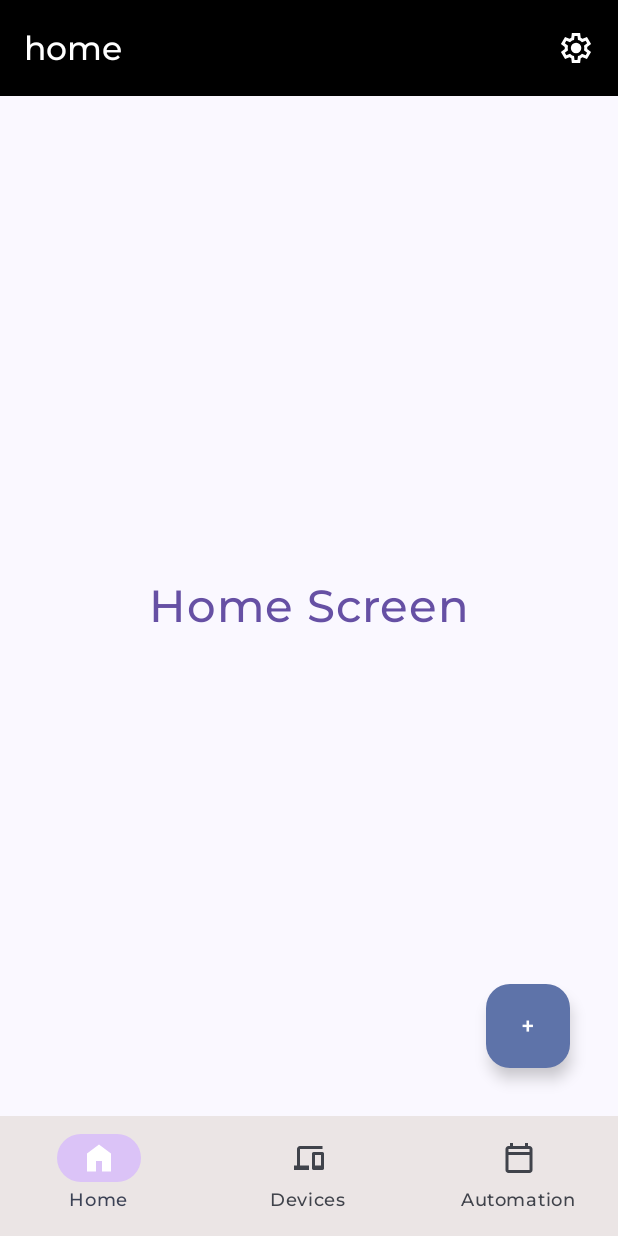
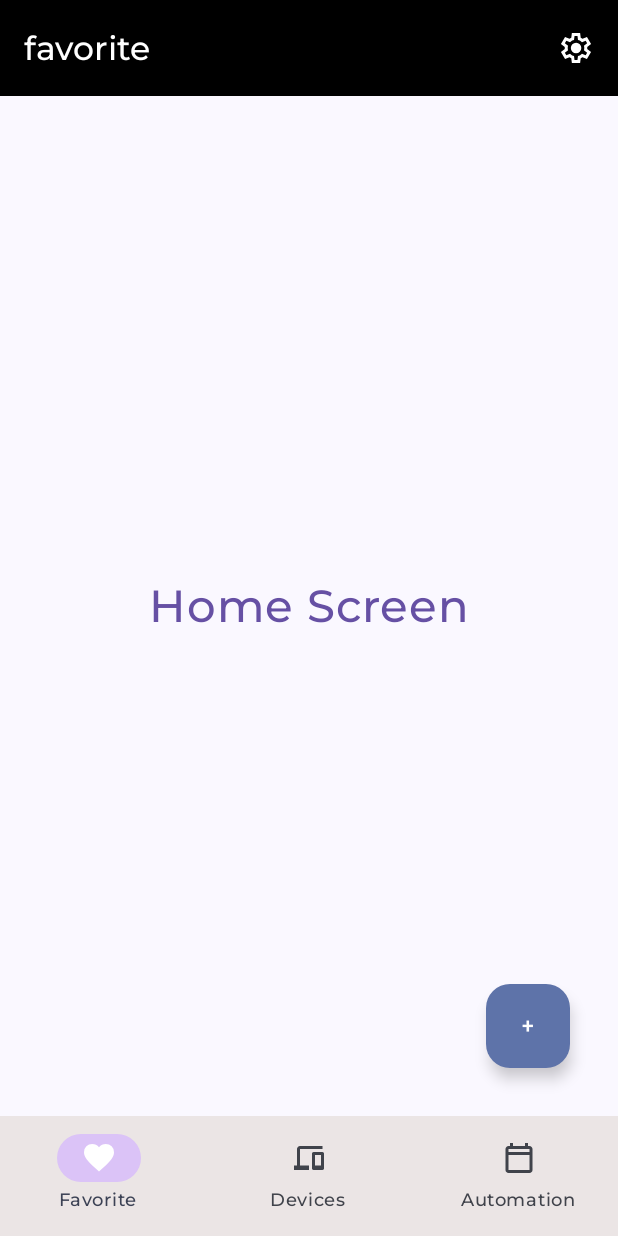
Before and after one commit to TomxBC/APP-HCI, an Android app built with Jetpack Compose: the screen it shows after launch (MainActivity), on a phone screen of 412 x 824 dp. Run offline under Robolectric (Android 15) with nearby library versions, the phone set to English and light mode, and no system bars.

Commit message:
Updated navbar and implemented tablet button

```diff
--- a/app/src/main/java/com/example/turnsmart_hci/MainScreen.kt
+++ b/app/src/main/java/com/example/turnsmart_hci/MainScreen.kt
@@ -17,7 +17,7 @@ import androidx.navigation.compose.rememberNavController
 import com.example.turnsmart_hci.navBars.TurnSmartBottomNavigationBar
 import com.example.turnsmart_hci.screens.AutomationScreen
 import com.example.turnsmart_hci.data.ui.devices.DevicesScreen
-import com.example.turnsmart_hci.screens.HomeScreen
+import com.example.turnsmart_hci.screens.FavoriteScreen
 import com.example.turnsmart_hci.screens.SettingsScreen
 import com.example.turnsmart_hci.navBars.TurnSmartToolbar
 import com.example.turnsmart_hci.screens.Screens
@@ -32,7 +32,7 @@ fun MainScreen(
     viewModel: NotificationViewModel
 ) {
     val navController = rememberNavController()
-    val currentScreenTitle = remember { mutableStateOf(Screens.Home.route) }
+    val currentScreenTitle = remember { mutableStateOf(Screens.Favorite.route) }
     val context = LocalContext.current
 
     TurnSmartTheme {
@@ -73,11 +73,11 @@ fun MainScreen(
 fun MainNavHost(navController: NavHostController, modifier: Modifier = Modifier) {
     NavHost(
         navController = navController,
-        startDestination = Screens.Home.route,
+        startDestination = Screens.Favorite.route,
         modifier = modifier
     ) {
-        composable(Screens.Home.route) {
-            HomeScreen()
+        composable(Screens.Favorite.route) {
+            FavoriteScreen()
         }
         composable(Screens.Devices.route) {
             DevicesScreen()
--- a/app/src/main/java/com/example/turnsmart_hci/navBars/BottomAppBar.kt
+++ b/app/src/main/java/com/example/turnsmart_hci/navBars/BottomAppBar.kt
@@ -22,7 +22,7 @@ import com.example.turnsmart_hci.ui.theme.montserratFontFamily
 
 @Composable
 fun TurnSmartBottomNavigationBar(navController: NavHostController, modifier: Modifier = Modifier, onTitleChange: (String) -> Unit) {
-    val selected = remember { mutableStateOf(Screens.Home.route) }
+    val selected = remember { mutableStateOf(Screens.Favorite.route) }
 
     NavigationBar(
         modifier = modifier,
@@ -33,28 +33,28 @@ fun TurnSmartBottomNavigationBar(navController: NavHostController, modifier: Mod
             icon = {
                 Icon(
                     painterResource(
-                        if (selected.value == Screens.Home.route) R.drawable.home_fill else R.drawable.home
+                        if (selected.value == Screens.Favorite.route) R.drawable.favorite_fill else R.drawable.favorite
                     ),
-                    contentDescription = stringResource(id = R.string.home_label)
+                    contentDescription = stringResource(id = R.string.favorite_label)
                 )
             },
             label = {
-                Text(stringResource(R.string.home_label), fontFamily = montserratFontFamily, fontWeight = FontWeight.Medium)
+                Text(stringResource(R.string.favorite_label), fontFamily = montserratFontFamily, fontWeight = FontWeight.Medium)
             },
-            selected = selected.value == Screens.Home.route,
+            selected = selected.value == Screens.Favorite.route,
             colors = NavigationBarItemDefaults.colors(
                 indicatorColor = TurnSmartTheme.colors.onTertiary
             ),
             onClick = {
-                selected.value = Screens.Home.route
-                navController.navigate(Screens.Home.route) {
+                selected.value = Screens.Favorite.route
+                navController.navigate(Screens.Favorite.route) {
                     popUpTo(navController.graph.startDestinationId) {
                         saveState = true
                     }
                     launchSingleTop = true
                     restoreState = true
                 }
-                onTitleChange(Screens.Home.title)
+                onTitleChange(Screens.Favorite.title)
             }
         )
         NavigationBarItem(
--- a/app/src/main/java/com/example/turnsmart_hci/screens/HomeScreen.kt
+++ b/app/src/main/java/com/example/turnsmart_hci/screens/HomeScreen.kt
@@ -17,7 +17,7 @@ import com.example.turnsmart_hci.ui.theme.montserratFontFamily
 
 
 @Composable
-fun HomeScreen() {
+fun FavoriteScreen() {
     TurnSmartTheme {
         Box(modifier = Modifier.fillMaxSize()) {
             Column(
--- a/app/src/main/java/com/example/turnsmart_hci/screens/Screens.kt
+++ b/app/src/main/java/com/example/turnsmart_hci/screens/Screens.kt
@@ -2,7 +2,7 @@ package com.example.turnsmart_hci.screens
 
 // Is the nav_graph
 sealed class Screens(val route: String, val title: String) {
-    object Home : Screens("home", "Home")
+    object Favorite : Screens("favorite", "Favorite")
     object Devices : Screens("devices", "Devices")
     object Automation : Screens("automations", "Automation")
     object Settings : Screens("settings", "Settings")
--- a/app/src/main/res/values/strings.xml
+++ b/app/src/main/res/values/strings.xml
@@ -1,7 +1,7 @@
 <resources>
     <string name="app_name" translatable="false">TurnSmart</string>
     <string name="action_settings" translatable="false">Settings</string>
-    <string name="home_label">Home</string>
+    <string name="favorite_label">Favorite</string>
     <string name="automation_label">Automation</string>
     <string name="devices_label">Devices</string>
     <string name="settings_label">Settings</string>
```
Also changed, not shown: app/src/main/java/com/example/turnsmart_hci/tabletVersion/TabletDeviceButton.kt (added, +127 -0 lines), app/src/main/java/com/example/turnsmart_hci/tabletVersion/TabletLight.kt (added, +27 -0 lines), app/src/main/res/drawable/power.xml (added, +9 -0 lines).
